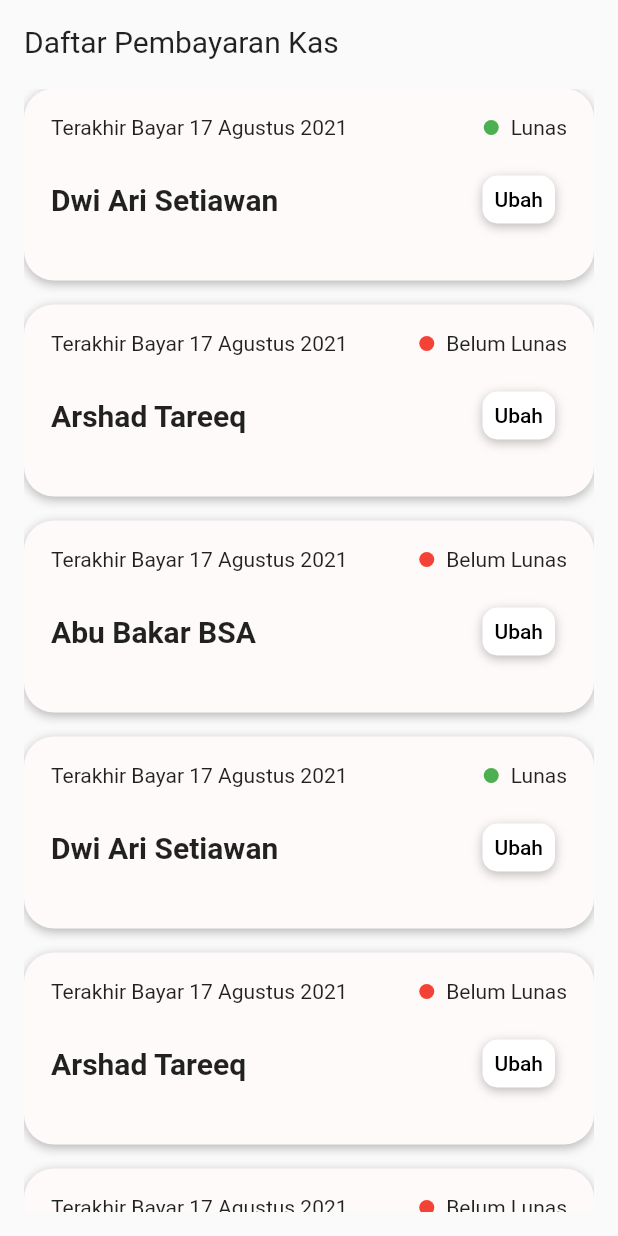
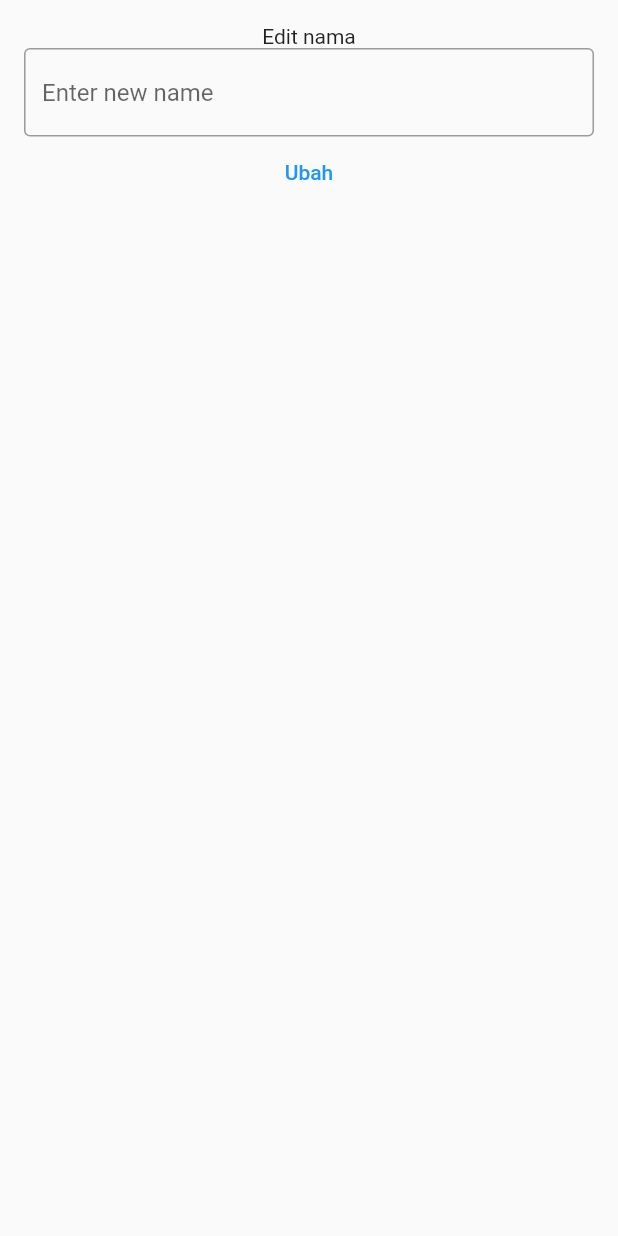
Before and after one commit to b201lab/b201-app, a Flutter app: the KasScreen widget shown alone on an empty page, opened directly, after a tap on "Ubah", on a phone screen of 412 x 824 dp. Run offline on Flutter 3.47's test engine with Material 2 defaults, Android fonts, the phone set to English and light mode, and no system bars; our stand-ins replace bubble_tab_indicator, get, getwidget, image_picker, table_calendar.

Commit message:
add kas list edit functionality with kas_edit_screen (limited to name)

```diff
--- /dev/null
+++ b/lib/screens/kas/kas_edit_screen.dart
@@ -0,0 +1,44 @@
+import 'package:b201_app/models/users.dart';
+import 'package:flutter/material.dart';
+import 'package:get/get.dart';
+
+class KasEditScreen extends StatelessWidget {
+  final onUpdateUser;
+  final User user;
+  late String newName;
+  KasEditScreen({Key? key, required this.user, required this.onUpdateUser})
+      : super(key: key);
+
+  @override
+  Widget build(BuildContext context) {
+    return Scaffold(
+      body: SafeArea(
+          child: Padding(
+        padding: EdgeInsets.all(16),
+        child: Column(
+          children: [
+            Text("Edit nama"),
+            TextField(
+              decoration: InputDecoration(
+                border: OutlineInputBorder(),
+                hintText: 'Enter new name',
+              ),
+              onChanged: (text) => {newName = text},
+            ),
+            TextButton(
+                onPressed: () {
+                  User newUser = User(
+                      id: user.id,
+                      name: newName,
+                      isLunas: user.isLunas,
+                      lastPayement: user.lastPayement);
+                  onUpdateUser(newUser);
+                  Get.toNamed('/home');
+                },
+                child: Text("Ubah")),
+          ],
+        ),
+      )),
+    );
+  }
+}
--- a/lib/screens/kas/kas_screen.dart
+++ b/lib/screens/kas/kas_screen.dart
@@ -12,6 +12,19 @@ class KasScreen extends StatefulWidget {
 
 class _KasScreenState extends State<KasScreen> {
   List<User> _users = users;
+
+  // void onKasChange(user) {
+  //   setState(() {
+  //     List<User> newUsers;
+
+  //     _users = newUsers;
+  //   });
+  // }
+  void updateUsers(User newUser) {
+    setState(() {
+      _users[_users.indexWhere((user) => user.id == newUser.id)] = newUser;
+    });
+  }
 
   @override
   Widget build(BuildContext context) {
@@ -32,12 +45,8 @@ class _KasScreenState extends State<KasScreen> {
                   Expanded(
                     child: ListView(
                       children: [
-                        for (User user in users)
-                          KasListCard(
-                            nama: user.name,
-                            terakhirBayar: user.lastPayement,
-                            statusLunas: user.isLunas,
-                          ),
+                        for (User user in _users)
+                          KasListCard(user: user, onUpdateUser: updateUsers),
                       ],
                     ),
                   )
--- a/lib/widgets/kas_list_card.dart
+++ b/lib/widgets/kas_list_card.dart
@@ -1,14 +1,13 @@
+import 'package:b201_app/models/users.dart';
+import 'package:b201_app/screens/kas/kas_edit_screen.dart';
 import 'package:flutter/material.dart';
+import 'package:get/get.dart';
 
 class KasListCard extends StatefulWidget {
-  final String terakhirBayar;
-  final String nama;
-  final bool statusLunas;
-  const KasListCard(
-      {Key? key,
-      required this.nama,
-      required this.terakhirBayar,
-      required this.statusLunas})
+  // final bool statusLunas;
+  final User user;
+  final onUpdateUser;
+  const KasListCard({Key? key, required this.user, required this.onUpdateUser})
       : super(key: key);
 
   @override
@@ -52,12 +51,12 @@ class _KasListCardState extends State<KasListCard> {
                                     height: 10,
                                     margin: EdgeInsets.only(right: 8),
                                     decoration: BoxDecoration(
-                                        color: (widget.statusLunas)
+                                        color: (widget.user.isLunas)
                                             ? Colors.green
                                             : Colors.red,
                                         shape: BoxShape.circle),
                                   ),
-                                  (widget.statusLunas)
+                                  (widget.user.isLunas)
                                       ? Text("Lunas")
                                       : Text("Belum Lunas")
                                 ],
@@ -69,12 +68,18 @@ class _KasListCardState extends State<KasListCard> {
                         Row(
                           children: [
                             Text(
-                              widget.nama,
+                              widget.user.name,
                               style: TextStyle(
                                   fontSize: 20, fontWeight: FontWeight.w600),
                             ),
                             TextButton(
-                              onPressed: () {},
+                              onPressed: () {
+                                print("going to this hti");
+                                Get.to(KasEditScreen(
+                                  user: widget.user,
+                                  onUpdateUser: widget.onUpdateUser,
+                                ));
+                              },
                               child: Container(
                                 child: Padding(
                                   padding: const EdgeInsets.all(8.0),
```
